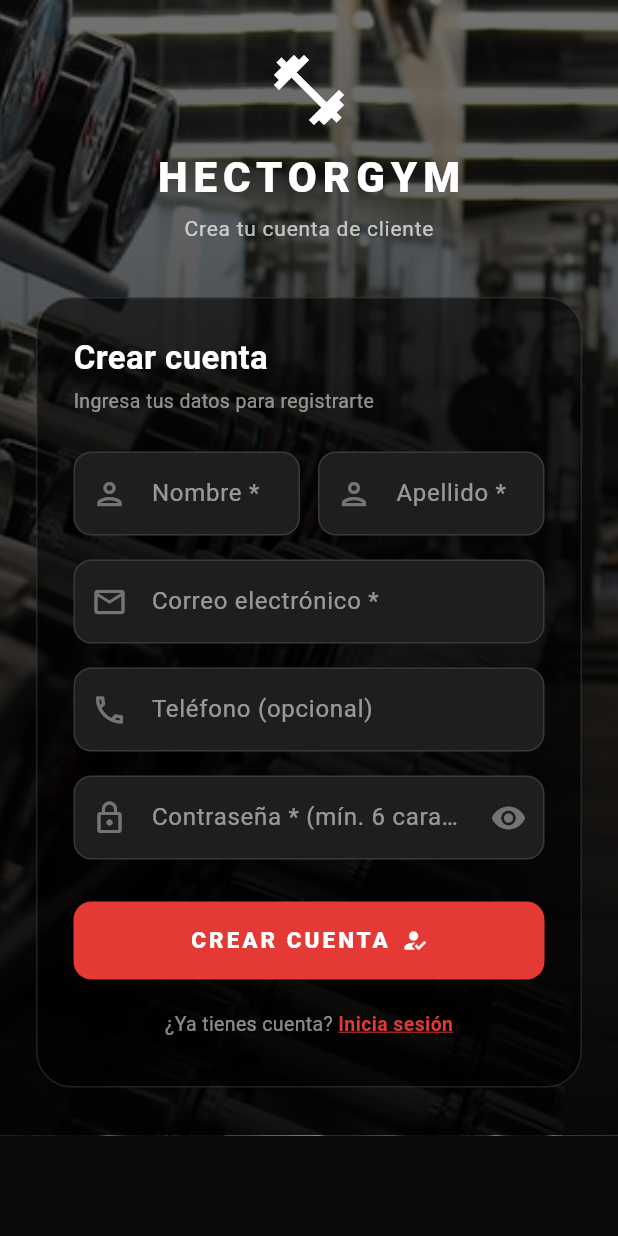
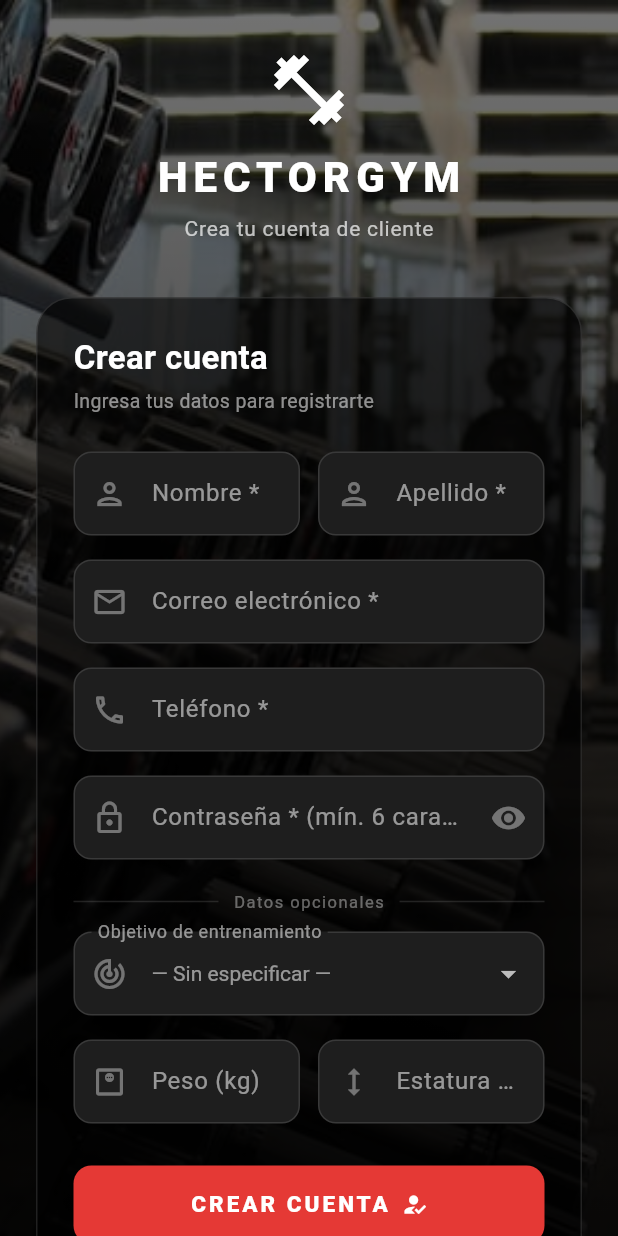
Before and after one commit to victusmatheoz-ops/hectorgym-app, a Flutter app: the RegisterScreen screen opened by its route, on a phone screen of 412 x 824 dp. Run offline on Flutter 3.47's test engine with Material 3 defaults, Android fonts, the phone set to English and light mode, and no system bars; our stand-ins replace shared_preferences; accounts and stored records are empty; project files that could hold a hidden picture were left out.

Commit message:
feat: registro Flutter — teléfono obligatorio, objetivo/peso/estatura opcionales

```diff
--- a/flutter_app/lib/screens/register_screen.dart
+++ b/flutter_app/lib/screens/register_screen.dart
@@ -15,12 +15,23 @@ class _RegisterScreenState extends State<RegisterScreen> {
   final _correoController    = TextEditingController();
   final _telefonoController  = TextEditingController();
   final _passwordController  = TextEditingController();
+  final _pesoController      = TextEditingController();
+  final _estaturaController  = TextEditingController();
 
+  String? _objetivo;
   bool _loading  = false;
   bool _showPass = false;
   String? _error;
 
   static const _red = Color(0xFFE53935);
+
+  static const _objetivos = [
+    'Pérdida de peso',
+    'Ganar masa muscular',
+    'Mejorar condición física',
+    'Mantenimiento',
+    'Otro',
+  ];
 
   @override
   void dispose() {
@@ -29,6 +40,8 @@ class _RegisterScreenState extends State<RegisterScreen> {
     _correoController.dispose();
     _telefonoController.dispose();
     _passwordController.dispose();
+    _pesoController.dispose();
+    _estaturaController.dispose();
     super.dispose();
   }
 
@@ -39,8 +52,8 @@ class _RegisterScreenState extends State<RegisterScreen> {
     final password = _passwordController.text;
     final telefono = _telefonoController.text.trim();
 
-    if (nombre.isEmpty || apellido.isEmpty || correo.isEmpty || password.isEmpty) {
-      setState(() => _error = 'Completa los campos obligatorios');
+    if (nombre.isEmpty || apellido.isEmpty || correo.isEmpty || password.isEmpty || telefono.isEmpty) {
+      setState(() => _error = 'Completa todos los campos obligatorios');
       return;
     }
     if (password.length < 6) {
@@ -48,15 +61,21 @@ class _RegisterScreenState extends State<RegisterScreen> {
       return;
     }
 
+    final pesoVal     = double.tryParse(_pesoController.text.trim());
+    final estaturaVal = double.tryParse(_estaturaController.text.trim());
+
     setState(() { _loading = true; _error = null; });
 
     try {
       await ApiService.register(
-        nombre:   nombre,
-        apellido: apellido,
-        correo:   correo,
-        password: password,
-        telefono: telefono.isEmpty ? null : telefono,
+        nombre:    nombre,
+        apellido:  apellido,
+        correo:    correo,
+        password:  password,
+        telefono:  telefono,
+        objetivo:  _objetivo,
+        peso:      pesoVal,
+        estatura:  estaturaVal,
       );
       if (!mounted) return;
       ScaffoldMessenger.of(context).showSnackBar(
@@ -204,7 +223,7 @@ class _RegisterScreenState extends State<RegisterScreen> {
                           keyboardType: TextInputType.phone,
                           style: const TextStyle(color: Colors.white),
                           decoration: const InputDecoration(
-                            labelText: 'Teléfono (opcional)',
+                            labelText: 'Teléfono *',
                             prefixIcon: Icon(Icons.phone_outlined),
                           ),
                         ),
@@ -225,6 +244,63 @@ class _RegisterScreenState extends State<RegisterScreen> {
                               onPressed: () => setState(() => _showPass = !_showPass),
                             ),
                           ),
+                        ),
+                        // ── Datos opcionales ──────────────────────────
+                        const SizedBox(height: 20),
+                        Row(
+                          children: [
+                            const Expanded(child: Divider(color: Colors.white12)),
+                            const SizedBox(width: 10),
+                            const Text(
+                              'Datos opcionales',
+                              style: TextStyle(color: Colors.white38, fontSize: 11, letterSpacing: 1),
+                            ),
+                            const SizedBox(width: 10),
+                            const Expanded(child: Divider(color: Colors.white12)),
+                          ],
+                        ),
+                        const SizedBox(height: 12),
+                        DropdownButtonFormField<String>(
+                          value: _objetivo,
+                          dropdownColor: const Color(0xFF1a1d24),
+                          style: const TextStyle(color: Colors.white),
+                          decoration: const InputDecoration(
+                            labelText: 'Objetivo de entrenamiento',
+                            prefixIcon: Icon(Icons.track_changes_outlined),
+                          ),
+                          items: [
+                            const DropdownMenuItem(value: null, child: Text('— Sin especificar —', style: TextStyle(color: Colors.white54))),
+                            ..._objetivos.map((o) => DropdownMenuItem(value: o, child: Text(o))),
+                          ],
+                          onChanged: (v) => setState(() => _objetivo = v),
+                        ),
+                        const SizedBox(height: 16),
+                        Row(
+                          children: [
+                            Expanded(
+                              child: TextField(
+                                controller: _pesoController,
+                                keyboardType: const TextInputType.numberWithOptions(decimal: true),
+                                style: const TextStyle(color: Colors.white),
+                                decoration: const InputDecoration(
+                                  labelText: 'Peso (kg)',
+                                  prefixIcon: Icon(Icons.monitor_weight_outlined),
+                                ),
+                              ),
+                            ),
+                            const SizedBox(width: 12),
+                            Expanded(
+                              child: TextField(
+                                controller: _estaturaController,
+                                keyboardType: const TextInputType.numberWithOptions(decimal: true),
+                                style: const TextStyle(color: Colors.white),
+                                decoration: const InputDecoration(
+                                  labelText: 'Estatura (m)',
+                                  prefixIcon: Icon(Icons.height_outlined),
+                                ),
+                              ),
+                            ),
+                          ],
                         ),
                         // Error box
                         if (_error != null) ...[
--- a/flutter_app/lib/services/api_service.dart
+++ b/flutter_app/lib/services/api_service.dart
@@ -128,15 +128,21 @@ class ApiService {
     required String apellido,
     required String correo,
     required String password,
-    String? telefono,
+    required String telefono,
+    String? objetivo,
+    double? peso,
+    double? estatura,
   }) async {
     final body = <String, dynamic>{
-      'nombre': nombre,
+      'nombre':   nombre,
       'apellido': apellido,
-      'correo': correo,
+      'correo':   correo,
       'password': password,
+      'telefono': telefono,
     };
-    if (telefono != null && telefono.isNotEmpty) body['telefono'] = telefono;
+    if (objetivo != null && objetivo.isNotEmpty) body['objetivo'] = objetivo;
+    if (peso     != null)                        body['peso']     = peso;
+    if (estatura != null)                        body['estatura'] = estatura;
 
     final response = await _safePost(
       Uri.parse('$_baseUrl/auth/register'),
```
